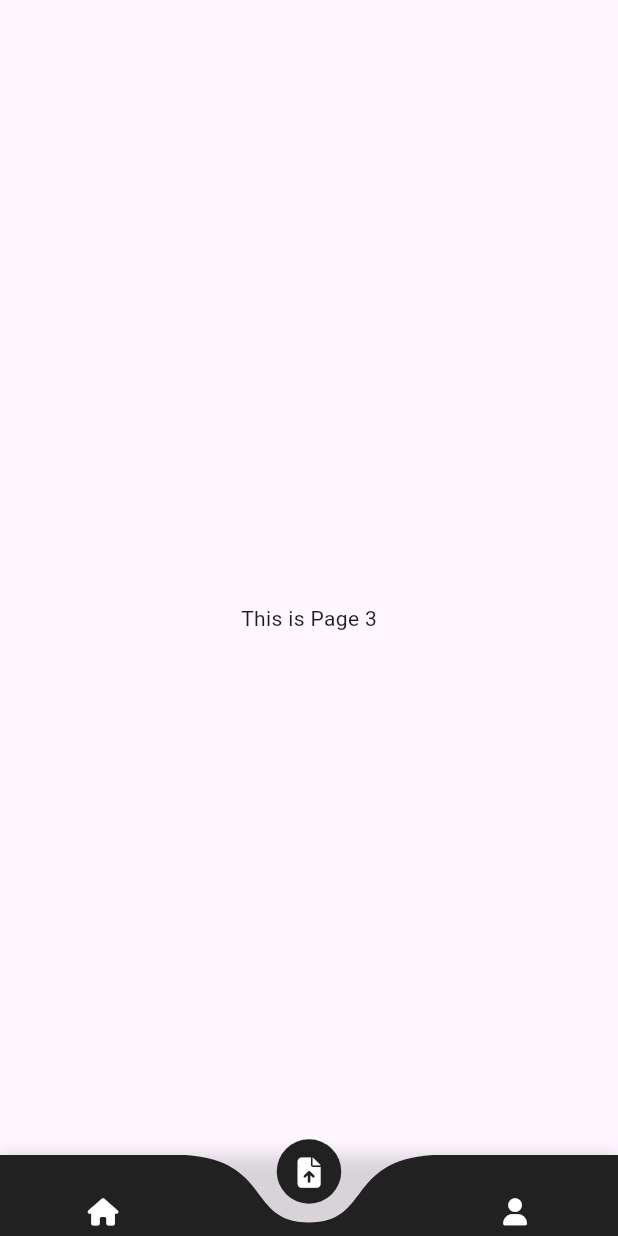
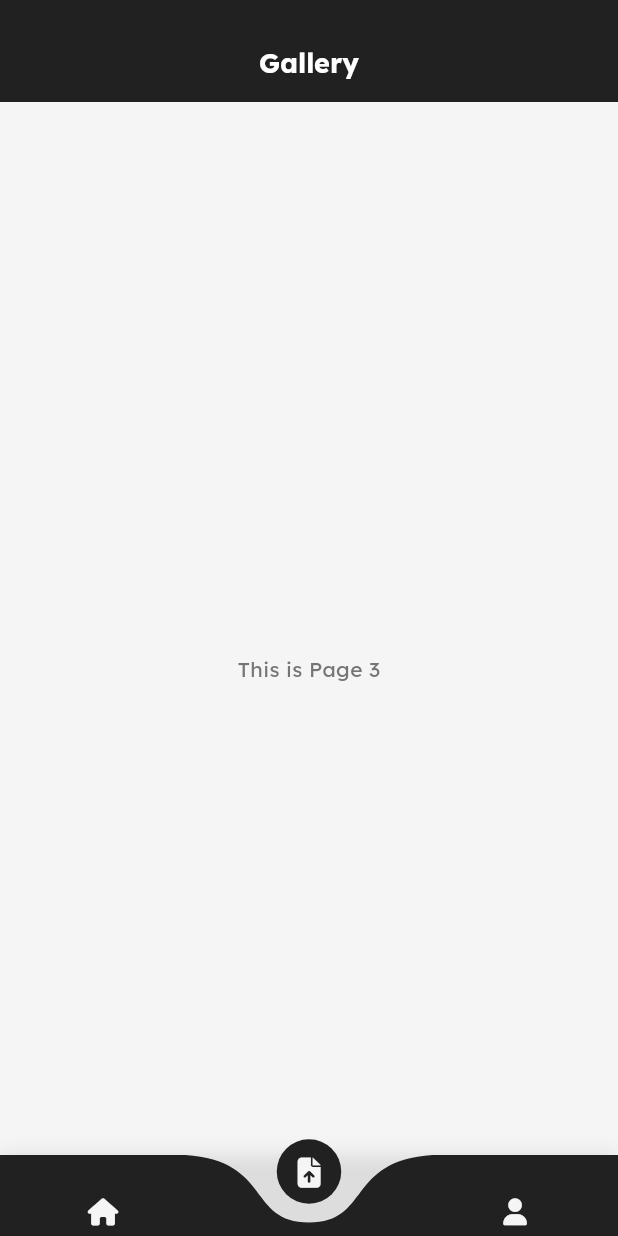
Before and after one commit to danutryas/palette-generator-mobile, a Flutter app: the screen it shows after launch, item 2 of the bottom bar chosen, on a phone screen of 412 x 824 dp. Run offline on Flutter 3.47's test engine with Material 3 defaults, Android fonts, the phone set to English and light mode, and no system bars; drawn by our look-alikes of curved_navigation_bar; our stand-ins replace font_awesome_flutter.

Commit message:
add appbar and update folder structure

```diff
--- a/lib/constants/app_pages.dart
+++ b/lib/constants/app_pages.dart
@@ -3,4 +3,15 @@ import 'package:palette_generator/pages/gallery.dart';
 import 'package:palette_generator/pages/home.dart';
 import 'package:palette_generator/pages/profile.dart';
 
-const List<Widget> appPages = [HomePage(), GalleryPage(), ProfilePage()];
+class AppPage {
+  final String title;
+  final Widget page;
+
+  const AppPage({required this.title, required this.page});
+}
+
+const List<AppPage> appPages = [
+  AppPage(title: "Home", page: HomePage()),
+  AppPage(title: "Gallery", page: GalleryPage()),
+  AppPage(title: "Profile", page: ProfilePage()),
+];
--- a/lib/main.dart
+++ b/lib/main.dart
@@ -1,6 +1,8 @@
 import 'package:flutter/material.dart';
-import 'package:palette_generator/widgets/bottom_nav_bar.dart';
+import 'package:palette_generator/widgets/navBar/bottom_nav_bar.dart';
 import 'package:palette_generator/constants/app_pages.dart';
+import 'package:palette_generator/widgets/tabBar/homepage_app_bar.dart';
+import 'package:palette_generator/widgets/tabBar/page_app_bar.dart';
 
 void main() {
   runApp(const MyApp());
@@ -13,6 +15,14 @@ class MyApp extends StatelessWidget {
   Widget build(BuildContext context) {
     return MaterialApp(
       title: 'Palette Generator',
+      theme: ThemeData(
+        fontFamily: "Lexend",
+        scaffoldBackgroundColor: Colors.grey[100],
+        textTheme: TextTheme(
+          bodyLarge: TextStyle(color: Colors.grey[900]), // Primary text
+          bodyMedium: TextStyle(color: Colors.grey[600]), // Secondary text
+        ),
+      ),
       home: const MyHomePage(),
       debugShowCheckedModeBanner: false,
     );
@@ -35,11 +45,20 @@ class _MyHomePageState extends State<MyHomePage> {
     });
   }
 
+  _getAppBar(int index) {
+    if (index == 0) {
+      return HomepageAppBar();
+    } else {
+      return PageAppBar(title: appPages[_selectedIndex].title);
+    }
+  }
+
   @override
   Widget build(BuildContext context) {
     return Scaffold(
       extendBody: true,
-      body: appPages[_selectedIndex],
+      appBar: _getAppBar(_selectedIndex),
+      body: appPages[_selectedIndex].page,
       bottomNavigationBar: BottomNavBar(
         currentIndex: _selectedIndex,
         onTap: _onItemTapped,
--- a/lib/widgets/bottom_nav_bar.dart
+++ b/lib/widgets/navBar/bottom_nav_bar.dart
@@ -24,7 +24,7 @@ class BottomNavBar extends StatelessWidget {
                 color: Colors.transparent,
                 boxShadow: [
                   BoxShadow(
-                    color: Colors.black.withOpacity(0.15),
+                    color: Colors.black.withValues(alpha: 0.10),
                     spreadRadius: 0,
                     blurRadius: 10,
                     offset: const Offset(0, 0),
@@ -44,7 +44,7 @@ class BottomNavBar extends StatelessWidget {
                       child: FaIcon(
                         FontAwesomeIcons.house,
                         size: 18,
-                        color: Colors.white,
+                        color: const Color(0xFFF5F5F5),
                       ),
                     ),
                     Padding(
@@ -52,7 +52,7 @@ class BottomNavBar extends StatelessWidget {
                       child: FaIcon(
                         FontAwesomeIcons.fileArrowUp,
                         size: 20,
-                        color: Colors.white,
+                        color: const Color(0xFFF5F5F5),
                       ),
                     ),
                     Padding(
@@ -60,7 +60,7 @@ class BottomNavBar extends StatelessWidget {
                       child: FaIcon(
                         FontAwesomeIcons.solidUser,
                         size: 18,
-                        color: Colors.white,
+                        color: const Color(0xFFF5F5F5),
                       ),
                     ),
                   ],
--- /dev/null
+++ b/lib/widgets/tabBar/page_app_bar.dart
@@ -0,0 +1,32 @@
+import 'package:flutter/material.dart';
+
+class PageAppBar extends StatelessWidget implements PreferredSizeWidget {
+  @override
+  Size get preferredSize => Size.fromHeight(68); // Default AppBar height
+  final String title;
+  const PageAppBar({super.key, required this.title});
+
+  @override
+  Widget build(BuildContext context) {
+    return AppBar(
+      elevation: 0, // Remove shadow
+      centerTitle: true,
+      toolbarHeight: 100,
+      title: Container(
+        padding: EdgeInsets.only(top: 16),
+        child: Text(
+          title,
+          style: TextStyle(
+            fontSize: 18,
+            height: 1.5,
+            fontWeight: FontWeight.w700,
+            color: Colors.white,
+          ),
+          maxLines: 2, // Allow text to wrap into 2 lines
+          overflow: TextOverflow.ellipsis, // Add ellipsis if text overflows
+        ),
+      ),
+      backgroundColor: Colors.grey[900],
+    );
+  }
+}
```
Also changed, not shown: lib/widgets/tabBar/homepage_app_bar.dart (added, +35 -0 lines).
